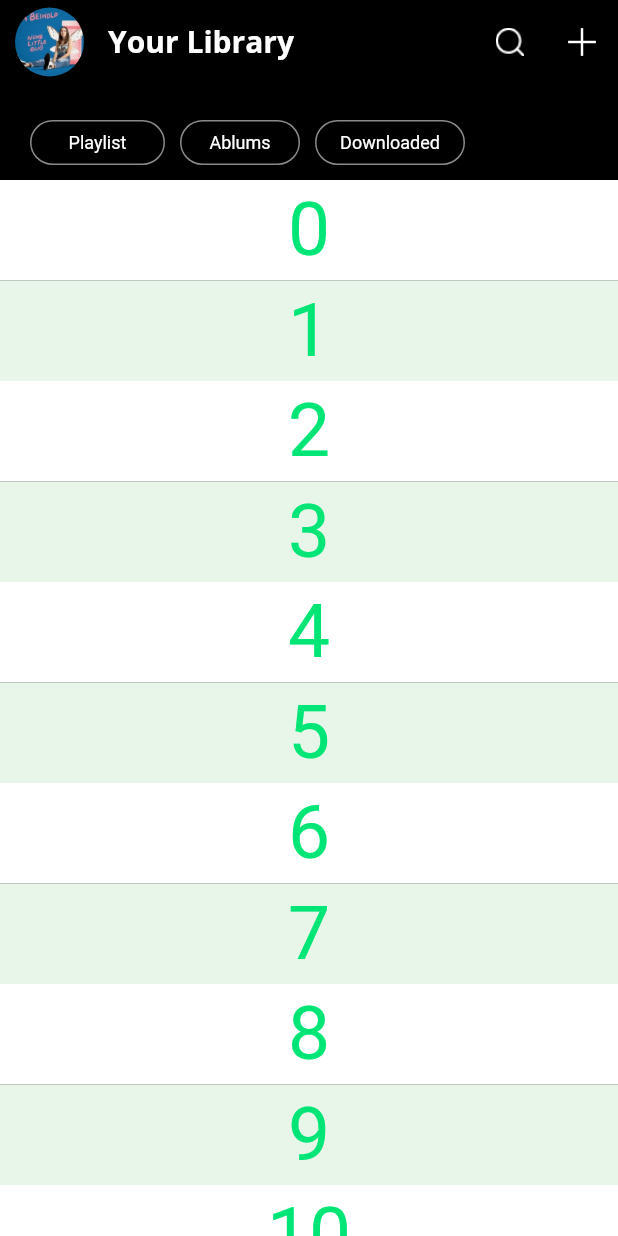
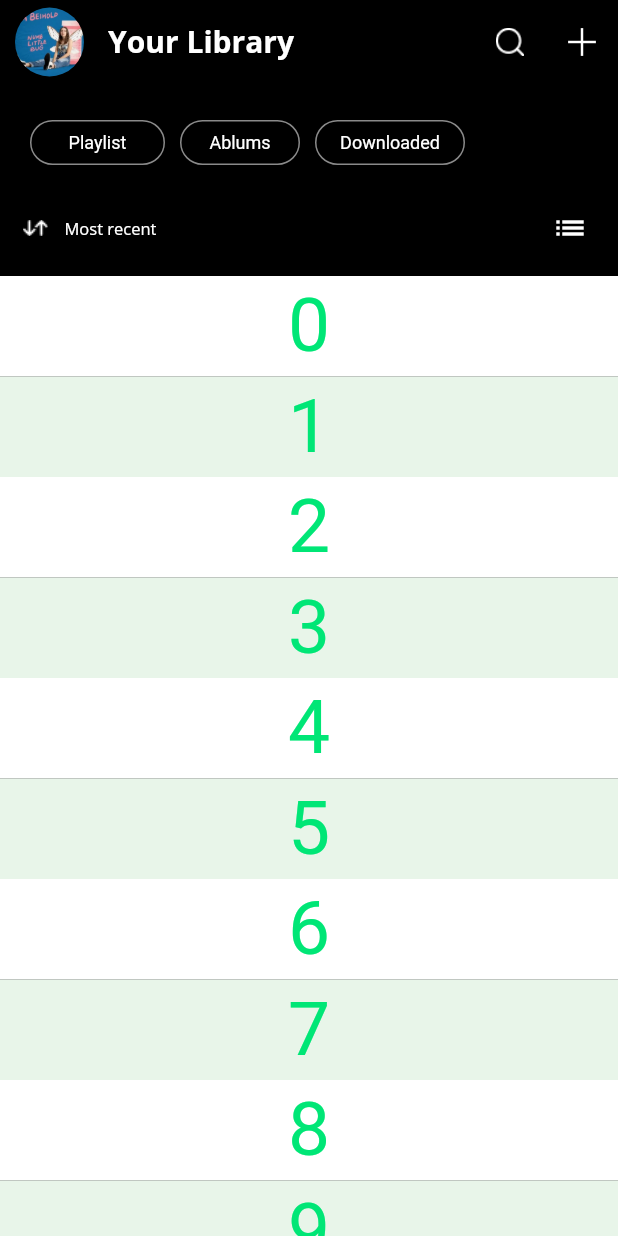
Before and after one commit to INI75/Spotify-clone, a Flutter app: the Library screen opened directly, on a phone screen of 412 x 824 dp. Run offline on Flutter 3.47's test engine with Material 2 defaults, Android fonts, the phone set to English and light mode, and no system bars; our stand-ins replace google_fonts; missing offline and left inert: search_page.

Commit message:
day 6 1hr

```diff
--- /dev/null
+++ b/lib/classes/ablums.dart
@@ -0,0 +1,12 @@
+import 'package:flutter/material.dart';
+
+class AblumObject {
+  final String ablumName;
+  final String ablumArtist;
+  final Image image;
+
+  AblumObject(this.ablumName, this.ablumArtist, this.image);
+
+
+
+}
--- a/lib/screens/library_screen.dart
+++ b/lib/screens/library_screen.dart
@@ -21,10 +21,11 @@ class Library extends StatelessWidget {
             //   StretchMode.blurBackground
             // ],
             background: Container(
+                height: 150,
                 padding: const EdgeInsets.all(10),
                 alignment: Alignment.bottomLeft,
                 child: Row(
-                  children:const [
+                  children: const [
                     LibraryAppBarChoice(text: 'Playlist'),
                     LibraryAppBarChoice(text: 'Ablums'),
                     LibraryAppBarChoice(text: 'Downloaded')
@@ -55,6 +56,41 @@ class Library extends StatelessWidget {
             ),
           ),
         ),
+
+        // Container(
+        //     child: Row(
+        //   children: [],
+        // )),
+        SliverToBoxAdapter(
+            child: Container(
+          padding: const EdgeInsets.all(8),
+          color: Colors.black,
+          child: Row(
+            mainAxisAlignment: MainAxisAlignment.spaceBetween,
+            children: [
+              Container(
+                width: 100,
+                child: Row(
+                    mainAxisAlignment: MainAxisAlignment.spaceAround,
+                    children: [
+                      ImageIcon(
+                        AssetImage('assets/Sort.png'),
+                      ),
+                      Text(
+                        'Most recent',
+                        style: GoogleFonts.openSans(fontSize: 11),
+                      )
+                    ]),
+              ),
+              IconButton(onPressed: () {}, icon: Icon(Icons.list))
+            ],
+          ),
+        )),
+
+
+
+
+        /// create if block if on list of grid
         SliverList(
           delegate: SliverChildBuilderDelegate(
             (context, index) => ListTile(
```
Also changed, not shown: assets/Sort.png (added).
